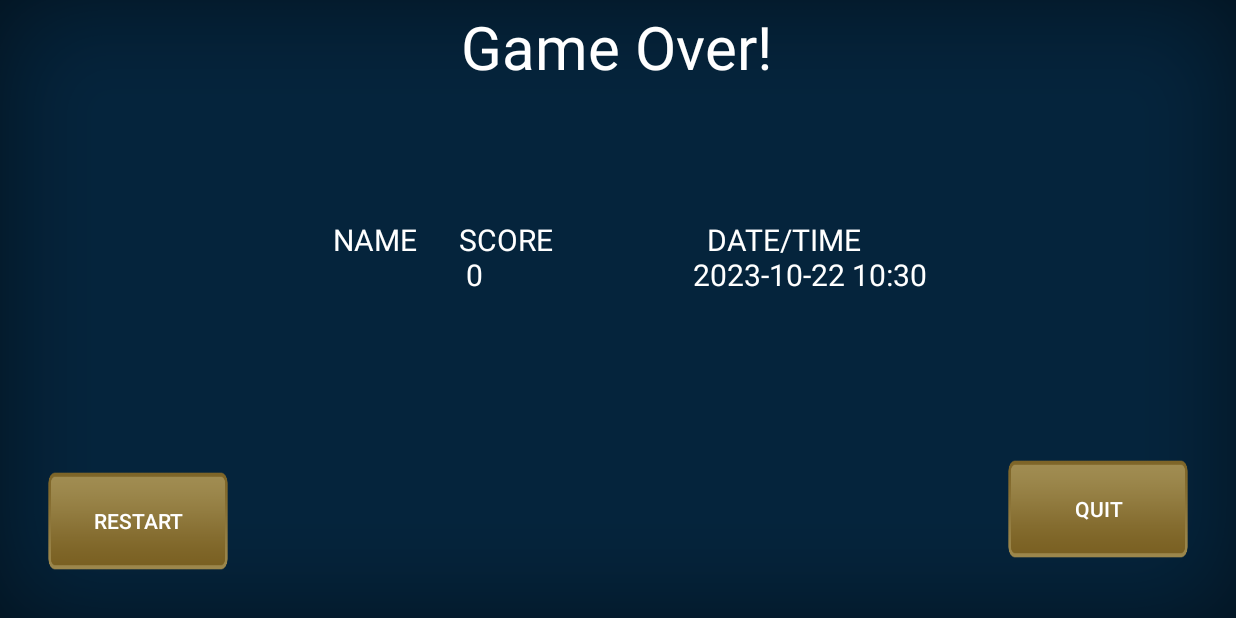
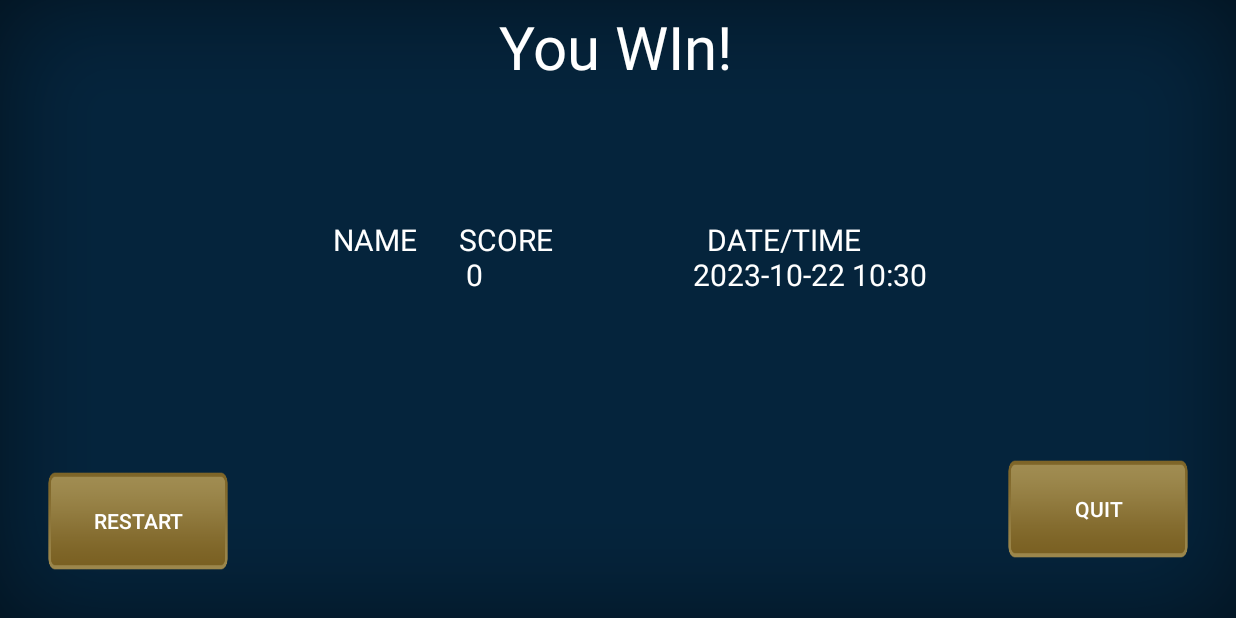
Before and after one commit to karatedg/generic_dungeon_crawler, an Android app: the EndScreen screen opened directly, with no data from a screen before it, on a phone screen of 824 x 412 dp (held sideways). Run offline under Robolectric (Android 15) with nearby library versions, the phone set to English and light mode, and no system bars.

Commit message:
You Win end screen update

```diff
--- a/app/src/main/res/layout/endofgame_activity.xml
+++ b/app/src/main/res/layout/endofgame_activity.xml
@@ -37,7 +37,7 @@
         android:layout_width="wrap_content"
         android:layout_height="wrap_content"
         android:layout_marginTop="4dp"
-        android:text="Game Over!"
+        android:text="You WIn!"
         android:textColor="#FFFFFF"
         android:textSize="40sp"
         app:layout_constraintEnd_toEndOf="parent"
```
